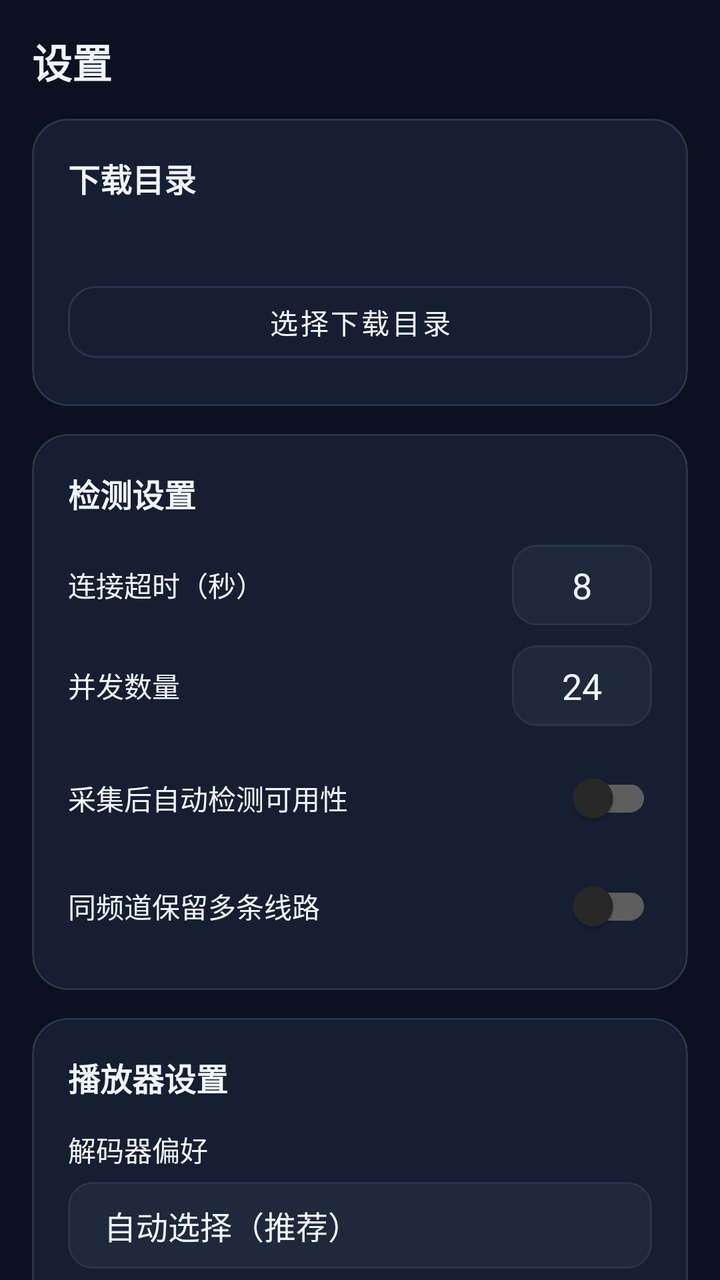
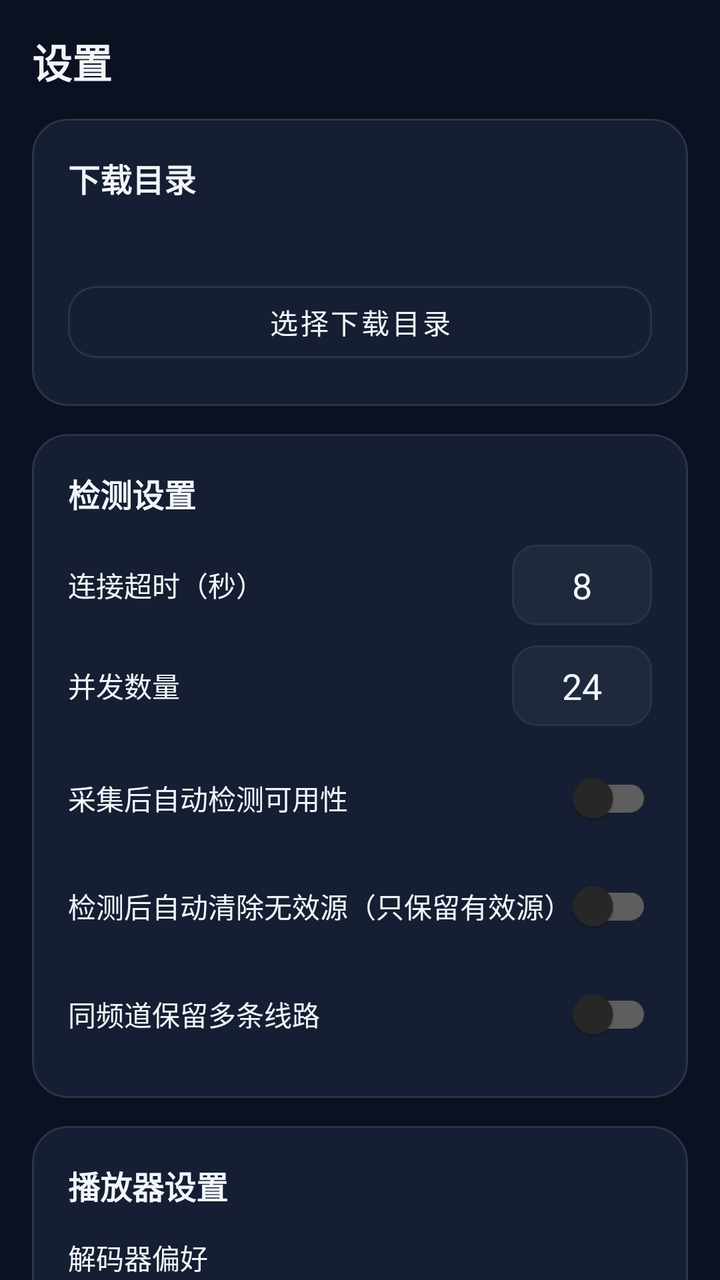

Compare the two renders of this Android layout. The source of the first and the diff that turns it into the second are given below.
<!-- AndroidManifest.xml: application theme Theme.IPTV -->
<!-- res/layout/fragment_settings.xml -->
<?xml version="1.0" encoding="utf-8"?>
<androidx.core.widget.NestedScrollView
    xmlns:android="http://schemas.android.com/apk/res/android"
    android:layout_width="match_parent"
    android:layout_height="match_parent"
    android:clipToPadding="false"
    android:paddingBottom="24dp">

    <LinearLayout
        android:layout_width="match_parent"
        android:layout_height="wrap_content"
        android:orientation="vertical"
        android:padding="16dp">

        <TextView style="@style/TextSection"
            android:layout_width="wrap_content" android:layout_height="wrap_content"
            android:text="@string/tab_settings" android:textSize="20sp" />

        
        <com.google.android.material.card.MaterialCardView
            style="@style/CardSurface"
            android:layout_width="match_parent" android:layout_height="wrap_content"
            android:layout_marginTop="14dp">
            <LinearLayout android:layout_width="match_parent" android:layout_height="wrap_content"
                android:orientation="vertical" android:padding="18dp">
                <TextView style="@style/TextSection" android:layout_width="wrap_content"
                    android:layout_height="wrap_content" android:text="@string/download_dir" />
                <TextView android:id="@+id/tvDir" android:layout_width="match_parent"
                    android:layout_height="wrap_content" android:layout_marginTop="8dp"
                    android:textColor="@color/text_secondary" android:textSize="12sp" />
                <com.google.android.material.button.MaterialButton
                    android:id="@+id/btnChooseDir" style="@style/BtnOutline"
                    android:layout_width="match_parent" android:layout_height="wrap_content"
                    android:layout_marginTop="12dp" android:text="@string/choose_dir" />
            </LinearLayout>
        </com.google.android.material.card.MaterialCardView>

        
        <com.google.android.material.card.MaterialCardView
            style="@style/CardSurface"
            android:layout_width="match_parent" android:layout_height="wrap_content"
            android:layout_marginTop="14dp">
            <LinearLayout android:layout_width="match_parent" android:layout_height="wrap_content"
                android:orientation="vertical" android:padding="18dp">
                <TextView style="@style/TextSection" android:layout_width="wrap_content"
                    android:layout_height="wrap_content" android:text="@string/check_settings" />

                <LinearLayout android:layout_width="match_parent" android:layout_height="wrap_content"
                    android:gravity="center_vertical" android:orientation="horizontal" android:layout_marginTop="14dp">
                    <TextView android:layout_width="0dp" android:layout_height="wrap_content" android:layout_weight="1"
                        android:text="@string/timeout" android:textColor="@color/text_primary" android:textSize="14sp" />
                    <EditText android:id="@+id/etTimeout" android:layout_width="70dp" android:layout_height="wrap_content"
                        android:background="@drawable/bg_edittext" android:gravity="center"
                        android:inputType="number" android:padding="8dp"
                        android:text="8" android:textColor="@color/text_primary" />
                </LinearLayout>

                <LinearLayout android:layout_width="match_parent" android:layout_height="wrap_content"
                    android:gravity="center_vertical" android:orientation="horizontal" android:layout_marginTop="10dp">
                    <TextView android:layout_width="0dp" android:layout_height="wrap_content" android:layout_weight="1"
                        android:text="@string/concurrency" android:textColor="@color/text_primary" android:textSize="14sp" />
                    <EditText android:id="@+id/etConcurrency" android:layout_width="70dp" android:layout_height="wrap_content"
                        android:background="@drawable/bg_edittext" android:gravity="center"
                        android:inputType="number" android:padding="8dp"
                        android:text="24" android:textColor="@color/text_primary" />
                </LinearLayout>

                <com.google.android.material.switchmaterial.SwitchMaterial
                    android:id="@+id/swAutoCheck" android:layout_width="match_parent"
                    android:layout_height="wrap_content" android:layout_marginTop="12dp"
                    android:text="@string/auto_check" android:textColor="@color/text_primary" />

                <com.google.android.material.switchmaterial.SwitchMaterial
                    android:id="@+id/swRetainDup" android:layout_width="match_parent"
                    android:layout_height="wrap_content" android:layout_marginTop="6dp"
                    android:text="@string/retain_duplicate" android:textColor="@color/text_primary" />
            </LinearLayout>
        </com.google.android.material.card.MaterialCardView>

        
        <com.google.android.material.card.MaterialCardView
            style="@style/CardSurface"
            android:layout_width="match_parent" android:layout_height="wrap_content"
            android:layout_marginTop="14dp">
            <LinearLayout android:layout_width="match_parent" android:layout_height="wrap_content"
                android:orientation="vertical" android:padding="18dp">
                <TextView style="@style/TextSection" android:layout_width="wrap_content"
                    android:layout_height="wrap_content" android:text="@string/player_settings" />

                <TextView android:layout_width="wrap_content" android:layout_height="wrap_content"
                    android:layout_marginTop="14dp" android:text="@string/decoder"
                    android:textColor="@color/text_primary" android:textSize="14sp" />
                <Spinner android:id="@+id/spDecoder" android:layout_width="match_parent"
                    android:layout_height="wrap_content" android:layout_marginTop="6dp"
                    android:background="@drawable/bg_edittext"
                    android:entries="@array/decoder_entries" android:padding="10dp" />

                <TextView android:layout_width="wrap_content" android:layout_height="wrap_content"
                    android:layout_marginTop="12dp" android:text="@string/buffer_mode"
                    android:textColor="@color/text_primary" android:textSize="14sp" />
                <Spinner android:id="@+id/spBuffer" android:layout_width="match_parent"
                    android:layout_height="wrap_content" android:layout_marginTop="6dp"
                    android:background="@drawable/bg_edittext"
                    android:entries="@array/buffer_entries" android:padding="10dp" />
            </LinearLayout>
        </com.google.android.material.card.MaterialCardView>

        <com.google.android.material.button.MaterialButton
            android:id="@+id/btnSaveSettings"
            style="@style/BtnPrimary"
            android:layout_width="match_parent" android:layout_height="wrap_content"
            android:layout_marginTop="18dp" android:background="@drawable/grad_btn"
            android:text="@string/ok" />

        
        <com.google.android.material.card.MaterialCardView
            style="@style/CardSurface"
            android:layout_width="match_parent" android:layout_height="wrap_content"
            android:layout_marginTop="14dp">
            <LinearLayout android:layout_width="match_parent" android:layout_height="wrap_content"
                android:orientation="vertical" android:padding="18dp">
                <TextView style="@style/TextSection" android:layout_width="wrap_content"
                    android:layout_height="wrap_content" android:text="@string/about" />
                <TextView android:layout_width="match_parent" android:layout_height="wrap_content"
                    android:layout_marginTop="8dp" android:text="@string/about_text"
                    android:textColor="@color/text_secondary" android:textSize="12sp"
                    android:lineSpacingExtra="4dp" />
            </LinearLayout>
        </com.google.android.material.card.MaterialCardView>
    </LinearLayout>
</androidx.core.widget.NestedScrollView>
<!-- resources referenced by this layout -->
<resources>
  <string-array name="buffer_entries">
          <item>标准缓冲</item>
          <item>低延迟（适合直播）</item>
          <item>大缓冲（适合弱网）</item>
      </string-array>
  <string-array name="decoder_entries">
          <item>自动选择（推荐）</item>
          <item>硬解码优先</item>
          <item>软解码优先</item>
      </string-array>
  <color name="text_primary">#FFF1F5F9</color>
  <color name="text_secondary">#FF94A3B8</color>
  <!-- drawable bg_edittext (drawable) -->
  <?xml version="1.0" encoding="utf-8"?>
  <shape xmlns:android="http://schemas.android.com/apk/res/android" android:shape="rectangle">
      <solid android:color="@color/surface_2" />
      <stroke android:width="1dp" android:color="@color/surface_3" />
      <corners android:radius="12dp" />
  </shape>
  <!-- drawable grad_btn (drawable) -->
  <?xml version="1.0" encoding="utf-8"?>
  <shape xmlns:android="http://schemas.android.com/apk/res/android" android:shape="rectangle">
      <gradient android:startColor="#FF4F46E5" android:endColor="#FF06B6D4" android:angle="0" />
      <corners android:radius="14dp" />
  </shape>
  <string name="about">关于 IPTV</string>
  <string name="about_text">IPTV 是一款集成直播源自动采集、可用性检测、多格式导出与全功能播放器的 Android 应用。\n\n功能参考 HerbertHe/iptv-sources 与 Guovin/iptv-api 等开源项目。\n\n本项目仅提供工具能力，请遵守当地法律法规，仅播放合法授权的直播内容。</string>
  <string name="auto_check">采集后自动检测可用性</string>
  <string name="buffer_mode">缓冲策略</string>
  <string name="check_settings">检测设置</string>
  <string name="choose_dir">选择下载目录</string>
  <string name="concurrency">并发数量</string>
  <string name="decoder">解码器偏好</string>
  <string name="download_dir">下载目录</string>
  <string name="ok">确定</string>
  <string name="player_settings">播放器设置</string>
  <string name="retain_duplicate">同频道保留多条线路</string>
  <string name="tab_settings">设置</string>
  <string name="timeout">连接超时（秒）</string>
  <style name="BtnOutline" parent="Widget.MaterialComponents.Button.OutlinedButton">
          <item name="strokeColor">@color/surface_3</item>
          <item name="android:textColor">@color/text_primary</item>
          <item name="cornerRadius">14dp</item>
          <item name="android:textSize">14sp</item>
          <item name="android:minHeight">48dp</item>
      </style>
  <style name="BtnPrimary" parent="Widget.MaterialComponents.Button">
          <item name="backgroundTint">@color/brand</item>
          <item name="android:textColor">#FFFFFFFF</item>
          <item name="cornerRadius">14dp</item>
          <item name="android:textSize">15sp</item>
          <item name="android:textStyle">bold</item>
          <item name="android:minHeight">48dp</item>
      </style>
  <style name="CardSurface" parent="Widget.MaterialComponents.CardView">
          <item name="cardBackgroundColor">@color/surface</item>
          <item name="cardCornerRadius">18dp</item>
          <item name="cardElevation">0dp</item>
          <item name="strokeColor">@color/divider</item>
          <item name="strokeWidth">1dp</item>
      </style>
  <style name="TextSection">
          <item name="android:textColor">@color/text_primary</item>
          <item name="android:textSize">16sp</item>
          <item name="android:textStyle">bold</item>
      </style>
  <color name="surface_2">#FF1E293B</color>
  <color name="surface_3">#FF273449</color>
  <color name="brand">#FF6366F1</color>
  <color name="surface">#FF151E32</color>
  <color name="divider">#FF2A3548</color>
  <color name="background">#FF0B1120</color>
  <color name="accent">#FF22D3EE</color>
  <!-- unchanged entries left out for length: 1 -->
</resources>

<!-- the commit's change to res/layout/fragment_settings.xml (unified diff, before → after) -->
@@ -71,6 +71,11 @@
                     android:text="@string/auto_check" android:textColor="@color/text_primary" />
 
                 <com.google.android.material.switchmaterial.SwitchMaterial
+                    android:id="@+id/swPurgeInvalid" android:layout_width="match_parent"
+                    android:layout_height="wrap_content" android:layout_marginTop="6dp"
+                    android:text="@string/purge_invalid" android:textColor="@color/text_primary" />
+
+                <com.google.android.material.switchmaterial.SwitchMaterial
                     android:id="@+id/swRetainDup" android:layout_width="match_parent"
                     android:layout_height="wrap_content" android:layout_marginTop="6dp"
                     android:text="@string/retain_duplicate" android:textColor="@color/text_primary" />
<!-- resource entries referenced after the edit -->
@@ -36,6 +36,7 @@
   <string name="download_dir">下载目录</string>
   <string name="ok">确定</string>
   <string name="player_settings">播放器设置</string>
+  <string name="purge_invalid">检测后自动清除无效源（只保留有效源）</string>
   <string name="retain_duplicate">同频道保留多条线路</string>
   <string name="tab_settings">设置</string>
   <string name="timeout">连接超时（秒）</string>
